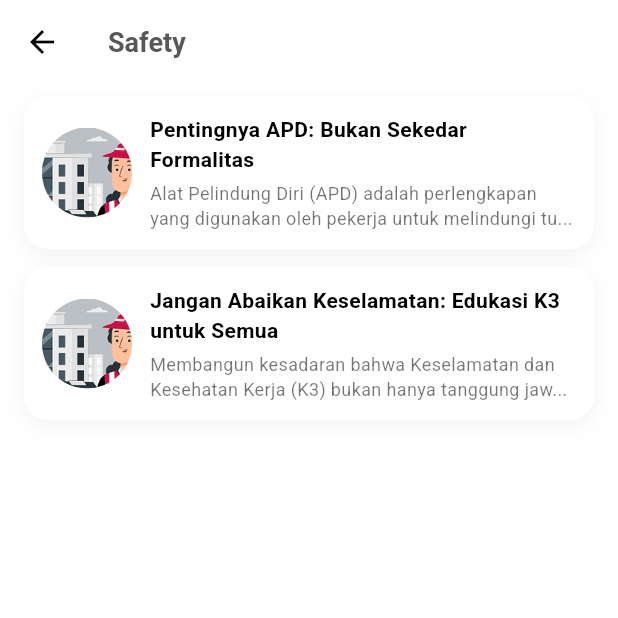
After one commit to galihtra/satnusa_test, a Flutter app: the screen it shows after launch, after a tap on "Safety", on a phone screen of 412 x 824 dp, the top half of it. The commit adds this screen. Run offline on Flutter 3.47's test engine with Material 3 defaults, Android fonts, the phone set to English and light mode, and no system bars; our stand-ins replace cloud_firestore, firebase_core, flutter_svg, youtube_player_flutter; accounts and stored records are empty; network calls fail.

Commit message:
category topic screen

```diff
--- /dev/null
+++ b/lib/screens/category/safety_screen.dart
@@ -0,0 +1,39 @@
+import 'package:flutter/material.dart';
+
+import '../../constants/text_style.dart';
+import '../../widgets/card_category.dart';
+
+class SafetyScreen extends StatelessWidget {
+  const SafetyScreen({super.key});
+
+  @override
+  Widget build(BuildContext context) {
+    return Scaffold(
+      backgroundColor: Colors.white,
+      appBar: AppBar(
+        backgroundColor: Colors.white,
+        elevation: 0,
+        leading: const BackButton(color: Colors.black),
+        title: const Text('Safety', style: AppTextStyle.heading),
+      ),
+      body: ListView(
+        padding: const EdgeInsets.symmetric(horizontal: 16, vertical: 8),
+        children: const [
+          CardCategory(
+            imagePath: 'assets/images/img_banner.png',
+            title: 'Pentingnya APD: Bukan Sekedar Formalitas',
+            subtitle:
+                'Alat Pelindung Diri (APD) adalah perlengkapan yang digunakan oleh pekerja untuk melindungi tu...',
+          ),
+          SizedBox(height: 12),
+          CardCategory(
+            imagePath: 'assets/images/img_banner.png',
+            title: 'Jangan Abaikan Keselamatan: Edukasi K3 untuk Semua',
+            subtitle:
+                'Membangun kesadaran bahwa Keselamatan dan Kesehatan Kerja (K3) bukan hanya tanggung jaw...',
+          ),
+        ],
+      ),
+    );
+  }
+}
--- a/lib/screens/home_page.dart
+++ b/lib/screens/home_page.dart
@@ -2,7 +2,10 @@ import 'package:flutter/material.dart';
 import 'package:flutter_svg/flutter_svg.dart';
 import 'package:provider/provider.dart';
 import 'package:satnusa_test/constants/colors.dart';
-import 'package:satnusa_test/screens/course_create_screen.dart';
+import 'package:satnusa_test/screens/category/environment_screen.dart';
+import 'package:satnusa_test/screens/category/healty_screen.dart';
+import 'package:satnusa_test/screens/category/quality_screen.dart';
+import 'package:satnusa_test/screens/category/safety_screen.dart';
 import 'package:satnusa_test/screens/course_detail_screen.dart';
 import 'package:satnusa_test/screens/courses_screen.dart';
 import '../constants/images.dart';
@@ -12,7 +15,6 @@ import '../providers/date_provider.dart';
 import '../widgets/card_course.dart';
 import '../widgets/card_topic_category.dart';
 import '../widgets/card_training_progress.dart';
-import 'course_page.dart';
 
 class HomePage extends StatefulWidget {
   const HomePage({super.key});
@@ -138,15 +140,53 @@ class _HomePageState extends State<HomePage> {
                 style: AppTextStyle.headingSecond,
               ),
               const SizedBox(height: 12),
-              const Row(
+              Row(
                 mainAxisAlignment: MainAxisAlignment.spaceAround,
                 children: [
                   CardTopicCategory(
-                      iconPath: MyIcons.quality, label: 'Quality'),
-                  CardTopicCategory(iconPath: MyIcons.health, label: 'Healthy'),
-                  CardTopicCategory(iconPath: MyIcons.safety, label: 'Safety'),
+                    iconPath: MyIcons.quality,
+                    label: 'Quality',
+                    onTap: () {
+                      Navigator.push(
+                        context,
+                        MaterialPageRoute(
+                            builder: (context) => const QualityScreen()),
+                      );
+                    },
+                  ),
                   CardTopicCategory(
-                      iconPath: MyIcons.environment, label: 'Environment'),
+                    iconPath: MyIcons.health,
+                    label: 'Healthy',
+                    onTap: () {
+                      Navigator.push(
+                        context,
+                        MaterialPageRoute(
+                            builder: (context) => const HealtyScreen()),
+                      );
+                    },
+                  ),
+                  CardTopicCategory(
+                    iconPath: MyIcons.safety,
+                    label: 'Safety',
+                    onTap: () {
+                      Navigator.push(
+                        context,
+                        MaterialPageRoute(
+                            builder: (context) => const SafetyScreen()),
+                      );
+                    },
+                  ),
+                  CardTopicCategory(
+                    iconPath: MyIcons.environment,
+                    label: 'Environment',
+                    onTap: () {
+                      Navigator.push(
+                        context,
+                        MaterialPageRoute(
+                            builder: (context) => const EnvironmentScreen()),
+                      );
+                    },
+                  ),
                 ],
               ),
               const SizedBox(height: 20),
@@ -207,7 +247,8 @@ class _HomePageState extends State<HomePage> {
                             Navigator.push(
                               context,
                               MaterialPageRoute(
-                  builder: (_) => CourseDetailScreen(course: course),
+                                builder: (_) =>
+                                    CourseDetailScreen(course: course),
                               ),
                             );
                           },
@@ -228,7 +269,6 @@ class _HomePageState extends State<HomePage> {
                   },
                 ),
               ),
-
             ],
           ),
         ),
--- /dev/null
+++ b/lib/widgets/card_category.dart
@@ -0,0 +1,72 @@
+import 'package:flutter/material.dart';
+
+class CardCategory extends StatelessWidget {
+  final String imagePath;
+  final String title;
+  final String subtitle;
+
+  const CardCategory({
+    super.key,
+    required this.imagePath,
+    required this.title,
+    required this.subtitle,
+  });
+
+  @override
+  Widget build(BuildContext context) {
+    return Container(
+      padding: const EdgeInsets.all(12),
+      decoration: BoxDecoration(
+        color: Colors.white,
+        borderRadius: BorderRadius.circular(16),
+        boxShadow: [
+          BoxShadow(
+            color: Colors.black12.withOpacity(0.05),
+            blurRadius: 12,
+            offset: const Offset(0, 4),
+          )
+        ],
+      ),
+      child: Row(
+        crossAxisAlignment: CrossAxisAlignment.center,
+        children: [
+          ClipRRect(
+            borderRadius: BorderRadius.circular(60),
+            child: Image.asset(
+              imagePath,
+              width: 60,
+              height: 60,
+              fit: BoxFit.cover, // agar gambar memenuhi dan tidak flat
+            ),
+          ),
+          const SizedBox(width: 12),
+          Expanded(
+            child: Column(
+              crossAxisAlignment: CrossAxisAlignment.start,
+              children: [
+                Text(
+                  title,
+                  style: const TextStyle(
+                    fontWeight: FontWeight.w600,
+                    fontSize: 14,
+                    color: Colors.black,
+                  ),
+                ),
+                const SizedBox(height: 4),
+                Text(
+                  subtitle,
+                  style: const TextStyle(
+                    fontSize: 12,
+                    color: Colors.black54,
+                  ),
+                  maxLines: 2,
+                  overflow: TextOverflow.ellipsis,
+                )
+              ],
+            ),
+          )
+        ],
+      ),
+    );
+  }
+}
--- a/lib/widgets/card_topic_category.dart
+++ b/lib/widgets/card_topic_category.dart
@@ -5,16 +5,21 @@ import 'package:satnusa_test/constants/text_style.dart';
 class CardTopicCategory extends StatelessWidget {
   final String iconPath;
   final String label;
+  final VoidCallback? onTap;
 
   const CardTopicCategory({
     super.key,
     required this.iconPath,
     required this.label,
+    this.onTap,
   });
 
   @override
   Widget build(BuildContext context) {
-    return Column(
+    return InkWell(
+      onTap: onTap,
+      borderRadius: BorderRadius.circular(12),
+      child: Column(
         children: [
           Container(
             padding: const EdgeInsets.all(10.0),
@@ -40,6 +45,7 @@ class CardTopicCategory extends StatelessWidget {
             style: AppTextStyle.headingFourth,
           ),
         ],
+      ),
     );
   }
 }
```
Also changed, not shown: lib/screens/category/environment_screen.dart (added, +32 -0 lines), lib/screens/category/healty_screen.dart (added, +39 -0 lines), lib/screens/category/quality_screen.dart (added, +32 -0 lines). Lines whose indentation alone changed are shown as unchanged.
